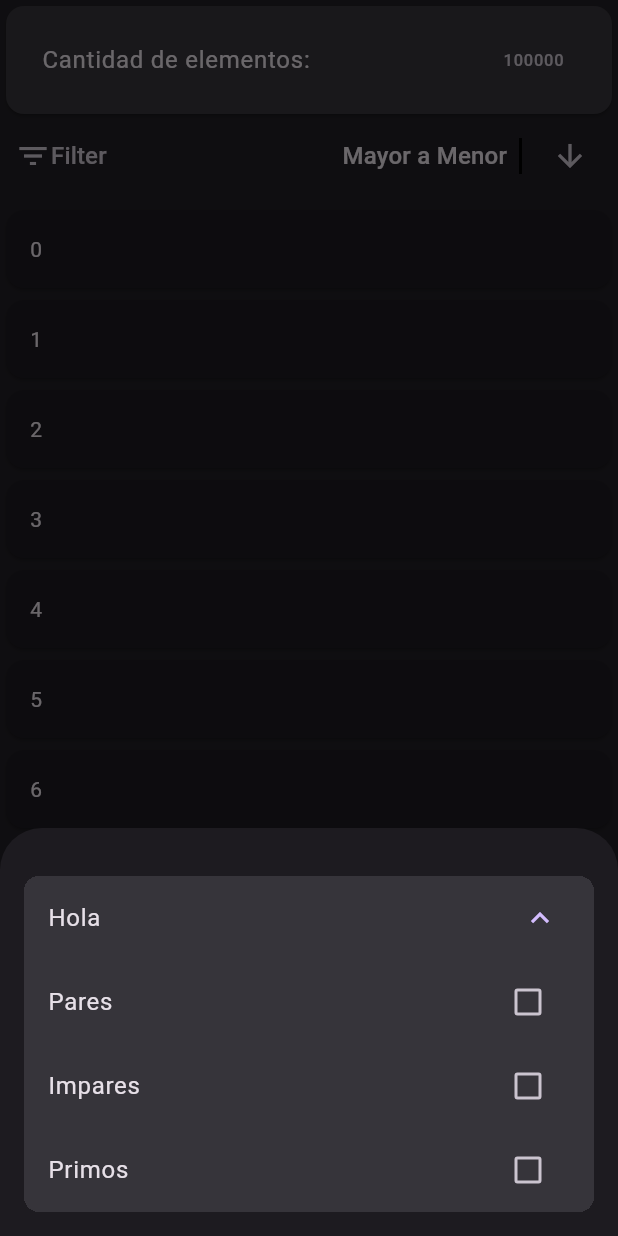
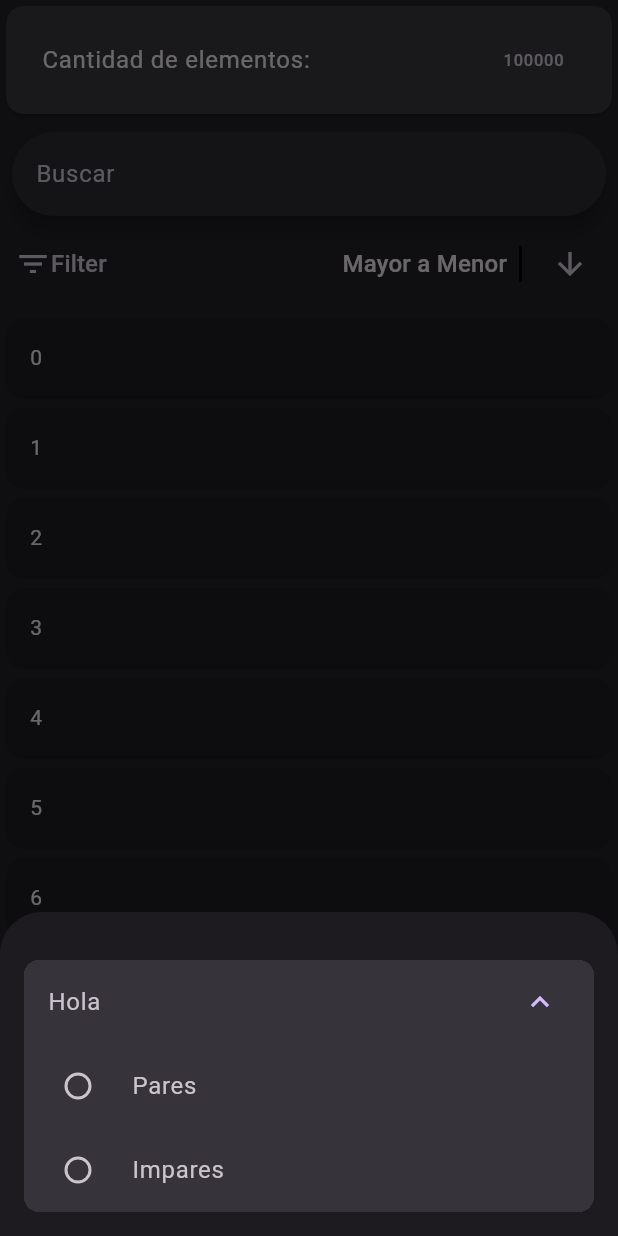
Before and after one commit to neiderGainza/GeneralList, a Flutter app: the screen it shows after launch, after a tap on "Filter", on a phone screen of 412 x 824 dp. Run offline on Flutter 3.47's test engine with Material 3 defaults, Android fonts, the phone set to English and light mode, and no system bars; our stand-ins replace flutter_bloc.

Commit message:
Fix: SingleSelectionFilterWidget , Search

```diff
--- a/example/lib/main.dart
+++ b/example/lib/main.dart
@@ -64,11 +64,11 @@ class MyList extends StatelessWidget{
       ],
 
       filterWidgets: [
-        MultipleSelectionFilterWidget(
+        SingleSelectionFilterWidget(
           choices: [
             (filter: (int a) async => a%2 == 0    , label: "Pares"),
             (filter: (int a) async => a%2 == 1    , label: "Impares"),
-            (filter: (int a) async => primeTest(a), label: "Primos")
+            // (filter: (int a) async => primeTest(a), label: "Primos")
           ],
           title: "Hola"
         )
@@ -89,7 +89,12 @@ class MyList extends StatelessWidget{
           ),
         );
       },
-      // searchFunction: null,
+      searchFunction: (int item, String searchTerm){
+        if(item.toString().contains(searchTerm.trim())){
+          return true;
+        }
+        return false;
+      },
     );
   }
 }
--- a/lib/filter_widget/single_selection_filter_widget.dart
+++ b/lib/filter_widget/single_selection_filter_widget.dart
@@ -82,9 +82,9 @@ class _SingleSelectionCheckBoxListState<T> extends State<SingleSelectionCheckBox
     return RadioGroup<int>(
       groupValue: selected,
 
-      onChanged: (value) {
-        if(selected != null) widget.removeFilter(context, widget.choices[selected!]);
-        if(value    != null) widget.addFilter(context, widget.choices[value]);
+      onChanged: (value) async {
+        if(selected != null) await widget.removeFilter(context, widget.choices[selected!]);
+        if(value    != null) await widget.addFilter(context, widget.choices[value]);
 
         selected = value;
         setState(() {});
--- a/lib/view/search_order_filter_paginated_list.dart
+++ b/lib/view/search_order_filter_paginated_list.dart
@@ -9,6 +9,7 @@ import 'package:general_list/widget/filter_button.dart';
 import 'package:general_list/widget/header.dart';
 import 'package:general_list/widget/my_grid_view.dart';
 import 'package:general_list/widget/my_list_view.dart';
+import 'package:general_list/widget/my_search_bar.dart';
 import 'package:general_list/widget/sort_button.dart';
 
 
@@ -27,8 +28,7 @@ class GeneralList<T> extends StatelessWidget {
     this.order, //order
     this.orderChoices,
 
-    // this.searchFunction, // search
-    // this.searchThreshold = 0.7
+    this.searchFunction, // search
 
     this.headerBuilder,
     this.noItemsFoundWidget,
@@ -54,8 +54,8 @@ class GeneralList<T> extends StatelessWidget {
   final List<LabelOrder<T>>? orderChoices;
 
 
-  // final double Function(T item, String searchTerm) ? searchFunction;
-  // final double searchThreshold;
+  final bool Function(T item, String searchTerm) ? searchFunction;
+
 
   /// This Function is used for building a header for the list (resume infor intended)
   final Widget Function(List<T> items) ? headerBuilder;
@@ -71,7 +71,8 @@ class GeneralList<T> extends StatelessWidget {
       create: (context) => ListBloc<T>(
         getItemsStream: getItems,
         actualFilters: [],
-        actualOrder: orderChoices?[0]
+        actualOrder: orderChoices?[0],
+        searchFunction: searchFunction
       ),
 
       child: Container(
@@ -81,11 +82,11 @@ class GeneralList<T> extends StatelessWidget {
             if(headerBuilder != null)
             Header(headerBuilder: headerBuilder!),
 
-            // if (searchFunction != null)
-            // Padding(
-            //   padding: const EdgeInsets.all(8.0),
-            //   child: MySearchBar<T>(),
-            // ),
+            if (searchFunction != null)
+            Padding(
+              padding: const EdgeInsets.all(8.0),
+              child: MySearchBar<T>(),
+            ),
 
             (MediaQuery.of(context).size.width < 600)
             ? filterBarOnDiferentLine(context)
```
Also changed, not shown: lib/view_model/list_bloc.dart (+22 -3 lines).
